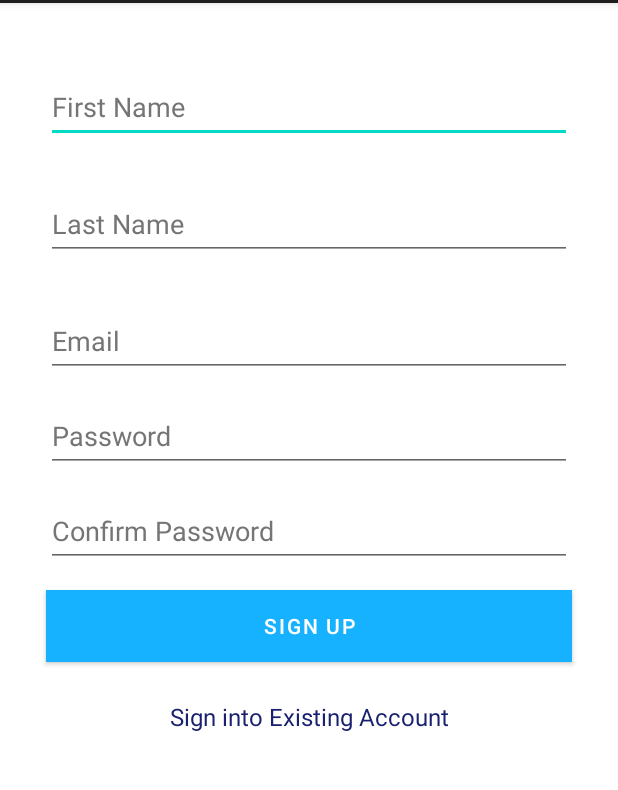
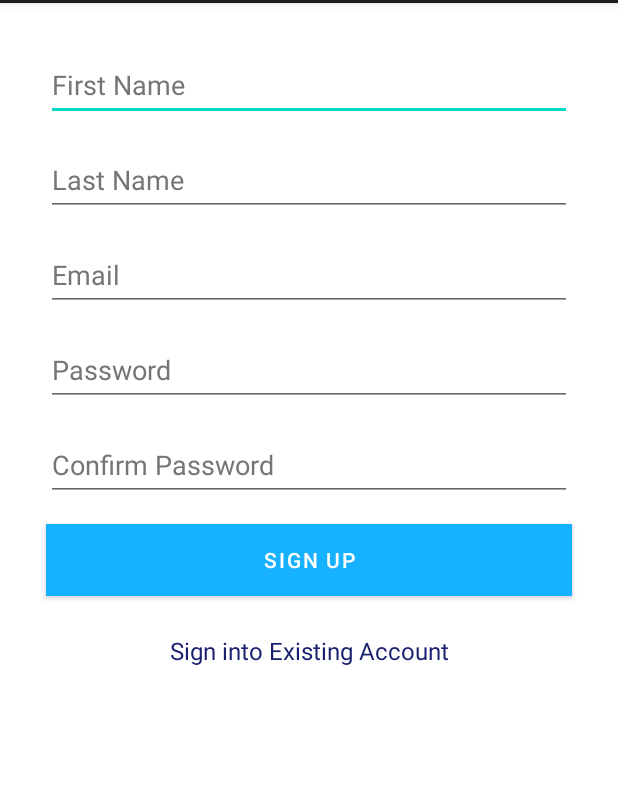
Before and after one commit to agushini/PollinationID, an Android app: the RegestrationActivity screen opened directly, with no data from a screen before it, on a phone screen of 412 x 824 dp, the part 81-871 px from its top. Run offline under Robolectric (Android 15) with nearby library versions, the phone set to English and light mode, and no system bars; our stand-ins replace Firebase (no records; nobody signed in at launch, a user with empty details on screens opened directly).

Commit message:
Update activity_regestration.xml

```diff
--- a/app/src/main/res/layout/activity_regestration.xml
+++ b/app/src/main/res/layout/activity_regestration.xml
@@ -25,7 +25,7 @@
             android:layout_width="match_parent"
             android:layout_height="wrap_content"
             android:layout_marginLeft="15dp"
-            android:layout_marginTop="30dp"
+            android:layout_marginTop="15dp"
             android:layout_marginRight="15dp"
             android:ems="10"
             android:hint="First Name"
@@ -37,7 +37,7 @@
             android:layout_width="match_parent"
             android:layout_height="wrap_content"
             android:layout_marginLeft="15dp"
-            android:layout_marginTop="30dp"
+            android:layout_marginTop="15dp"
             android:layout_marginRight="15dp"
             android:ems="10"
             android:hint="Last Name"
@@ -50,7 +50,7 @@
             android:layout_width="match_parent"
             android:layout_height="wrap_content"
             android:layout_marginLeft="15dp"
-            android:layout_marginTop="30dp"
+            android:layout_marginTop="15dp"
             android:layout_marginRight="15dp"
             android:autofillHints="emailAddress"
             android:ems="10"
```
